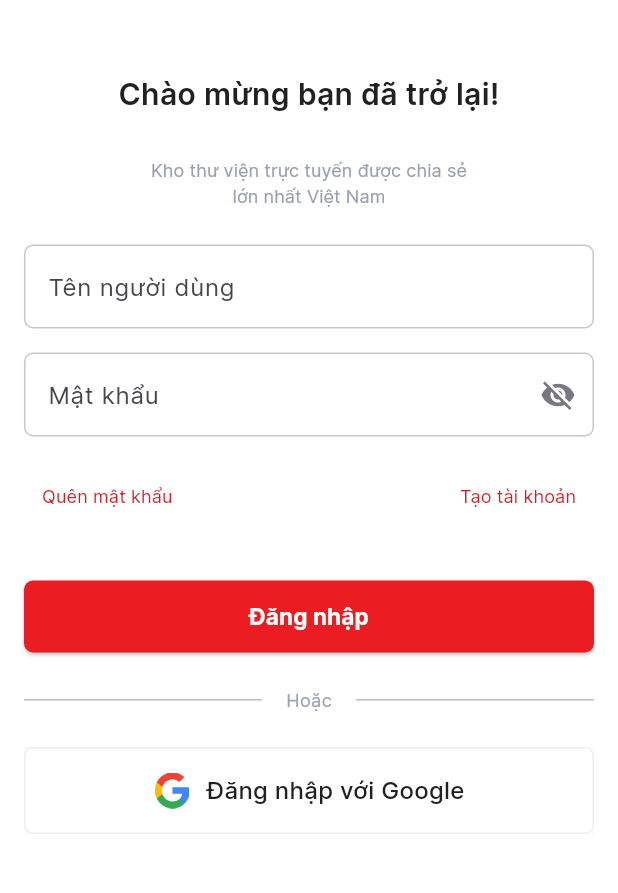
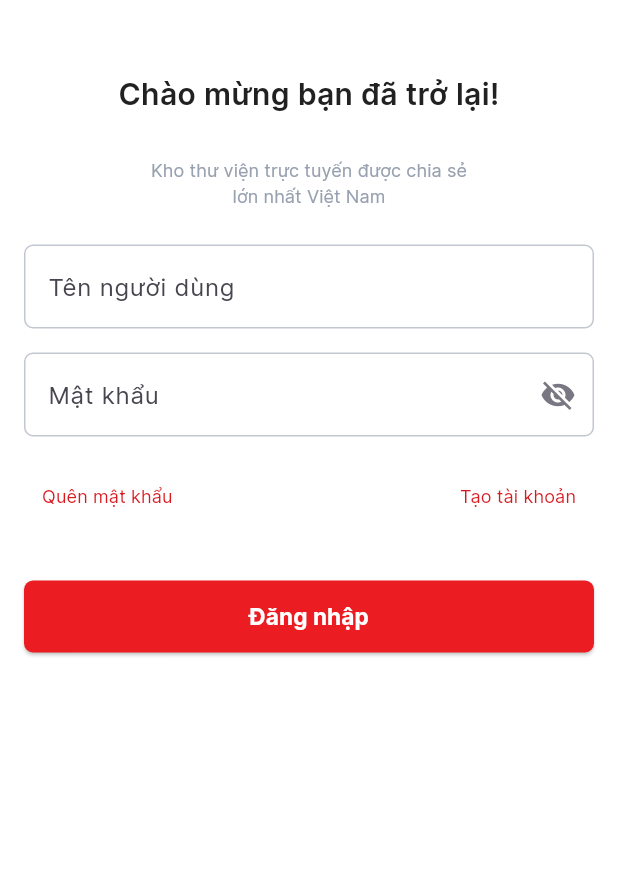
Before and after one commit to rickynguyenc/edoc-app-2025, a Flutter app: the screen it shows after launch, on a phone screen of 412 x 824 dp, the part 192-1085 px from its top. Run offline on Flutter 3.47's test engine with Material 3 defaults, Android fonts, the phone set to English and light mode, and no system bars; our stand-ins replace auto_route, carousel_slider, cross_file, dio, dropdown_search, file_picker and 17 more; missing offline and left inert: dart:ffi, enum_to_string, flutter_doc_scanner, flutter_pdfview, jwt_decode, syncfusion_flutter_core; generated files the repository leaves out were written again.

Commit message:
bỏ login với google

```diff
--- a/lib/screens/authentication/login_screen.dart
+++ b/lib/screens/authentication/login_screen.dart
@@ -123,7 +123,9 @@ class LoginScreen extends HookConsumerWidget {
                   suffixIcon: IconButton(
                     icon: Icon(
                       // Based on passwordVisible state choose the icon
-                      _passwordVisible.value ? Icons.visibility : Icons.visibility_off,
+                      _passwordVisible.value
+                          ? Icons.visibility
+                          : Icons.visibility_off,
                       color: const Color.fromRGBO(121, 120, 130, 1),
                     ),
                     onPressed: () {
@@ -187,7 +189,8 @@ class LoginScreen extends HookConsumerWidget {
                   child: SubmitButton(
                     'Đăng nhập',
                     onPressed: () {
-                      if (_passwordFormKey.currentState!.validate() && _userNameFormKey.currentState!.validate()) {
+                      if (_passwordFormKey.currentState!.validate() &&
+                          _userNameFormKey.currentState!.validate()) {
                         isLoading.value = true;
                         ref
                             .read(authProvider)
@@ -199,91 +202,12 @@ class LoginScreen extends HookConsumerWidget {
                             .then((value) {
                           isLoading.value = false;
                           if (value) {
-                            context.router.replaceAll([HomeRoute()], updateExistingRoutes: true);
+                            context.router.replaceAll([HomeRoute()],
+                                updateExistingRoutes: true);
                           }
                         });
                       }
                     },
-                  ),
-                ),
-                SizedBox(
-                  height: 24,
-                ),
-                Row(
-                  mainAxisSize: MainAxisSize.min,
-                  crossAxisAlignment: CrossAxisAlignment.center,
-                  children: [
-                    Expanded(
-                      child: Container(
-                        color: Color(0xFFBDBDBD),
-                        height: 1,
-                      ),
-                    ),
-                    SizedBox(width: 16),
-                    Text(
-                      'Hoặc',
-                      textAlign: TextAlign.center,
-                      style: TextStyle(
-                        color: Color(0xFF98A1B0),
-                        fontSize: 12,
-                        fontWeight: FontWeight.w400,
-                        height: 0,
-                      ),
-                    ),
-                    SizedBox(width: 16),
-                    Expanded(
-                      child: Container(
-                        color: Color(0xFFBDBDBD),
-                        height: 1,
-                      ),
-                    ),
-                  ],
-                ),
-                SizedBox(
-                  height: 24,
-                ),
-                Material(
-                  child: InkWell(
-                    onTap: () {
-                      ref.read(authProvider).loginWithGoogle(context).then((value) {
-                        if (value) {
-                          context.router.replaceAll([HomeRoute()], updateExistingRoutes: true);
-                        }
-                      });
-                    },
-                    child: Container(
-                      padding: EdgeInsets.symmetric(vertical: 16),
-                      decoration: ShapeDecoration(
-                        color: Colors.white,
-                        shape: RoundedRectangleBorder(
-                          side: BorderSide(width: 1, color: Color(0xFFEEEEEE)),
-                          borderRadius: BorderRadius.circular(6),
-                        ),
-                      ),
-                      child: Row(
-                        mainAxisSize: MainAxisSize.max,
-                        mainAxisAlignment: MainAxisAlignment.center,
-                        crossAxisAlignment: CrossAxisAlignment.center,
-                        children: [
-                          Container(
-                            child: Image.asset(
-                              'assets/images/google.png',
-                              height: 24,
-                            ),
-                          ),
-                          const SizedBox(width: 12),
-                          Text(
-                            'Đăng nhập với Google',
-                            style: TextStyle(
-                              color: Color(0xFF212121),
-                              fontSize: 16,
-                              fontWeight: FontWeight.w500,
-                              letterSpacing: 0.20,
-                            ),
-                          ),
-                        ],
-                      ),
-                    ),
                   ),
                 ),
               ],
```
